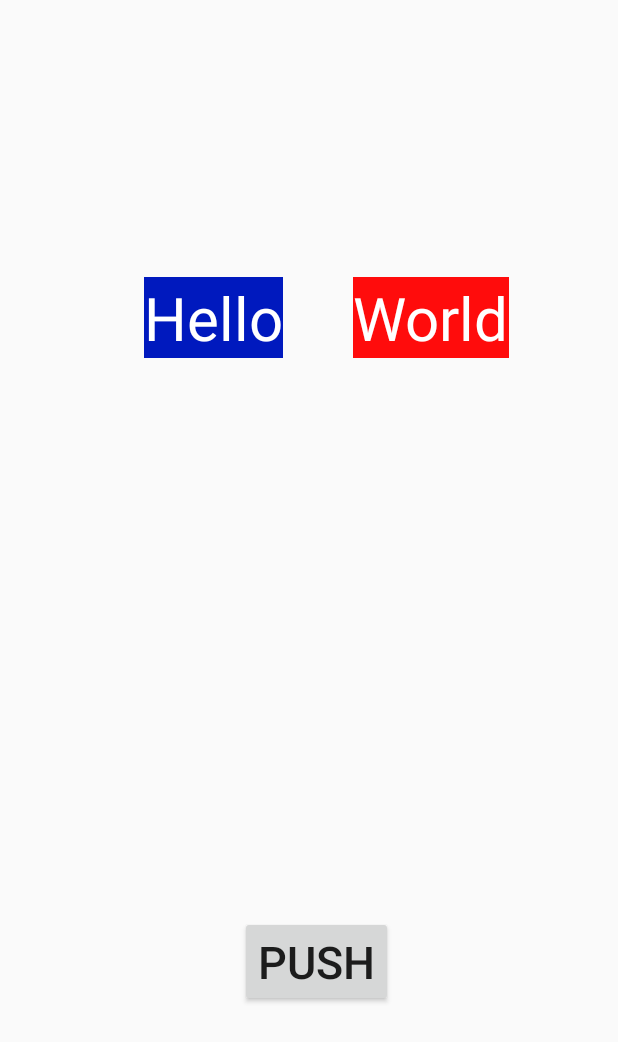
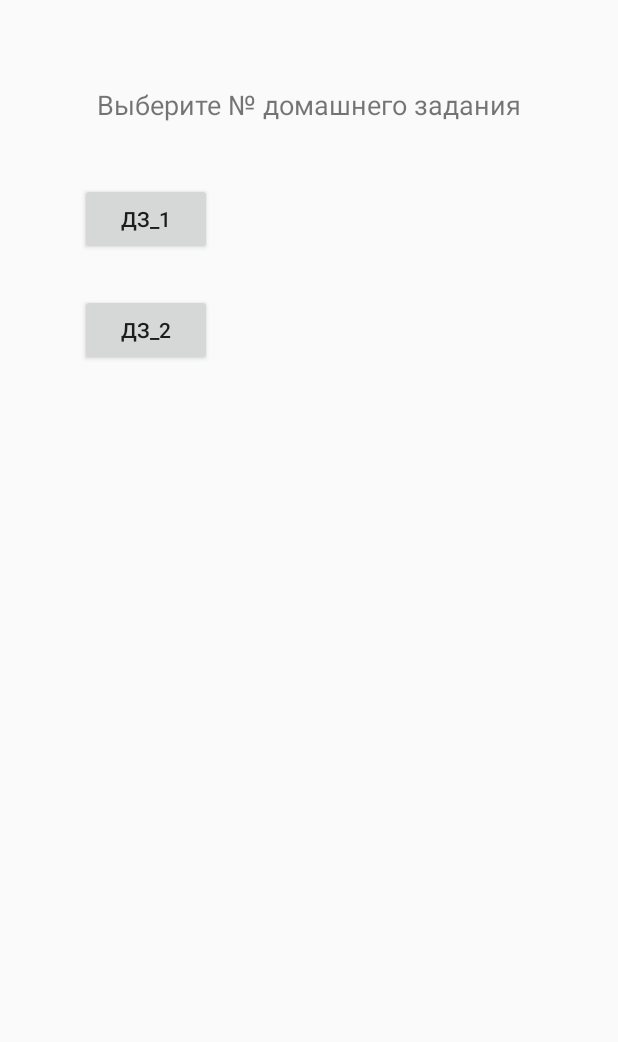
Before and after one commit to PaladinVCT/MyRepo, an Android app: the screen it shows after launch (FirstActivity before the commit, MenuActivity after it), on a phone screen of 412 x 824 dp. Shown: the top 1042 px of the screen. Run offline under Robolectric (Android 15) with nearby library versions, the phone set to English and light mode, and no system bars.

Commit message:
Добавлено активити Меню

```diff
--- a/app/src/main/java/android/itacademy/by/DZ1/FirstActivity.java
+++ b/app/src/main/java/android/itacademy/by/dz1/FirstActivity.java
@@ -1,12 +1,14 @@
-package android.itacademy.by.DZ1;
+package android.itacademy.by.dz1;
 
 import android.app.Activity;
 import android.graphics.drawable.Drawable;
+import android.itacademy.by.menu.R;
 import android.os.Bundle;
 import android.support.annotation.Nullable;
 import android.view.View;
 import android.widget.Button;
 import android.widget.TextView;
+
 
 
 public class FirstActivity extends Activity implements View.OnClickListener {
--- /dev/null
+++ b/app/src/main/java/android/itacademy/by/menu/MenuActivity.java
@@ -0,0 +1,34 @@
+package android.itacademy.by.menu;
+
+import android.app.Activity;
+import android.content.Intent;
+import android.itacademy.by.dz1.FirstActivity;
+import android.os.Bundle;
+import android.support.annotation.Nullable;
+import android.view.View;
+import android.widget.Button;
+
+public class MenuActivity extends Activity implements View.OnClickListener {
+    @Override
+    protected void onCreate(@Nullable Bundle savedInstanceState) {
+        super.onCreate(savedInstanceState);
+        setContentView(R.layout.menu);
+        Button buttonDz1 = findViewById(R.id.buttonDz1);
+        buttonDz1.setOnClickListener(this);
+
+
+    }
+
+    @Override
+    public void onClick(View v) {
+
+        switch (v.getId()){
+            case R.id.buttonDz1:
+            {
+                Intent intent = new Intent(this, FirstActivity.class);
+                startActivity(intent);
+            }
+        }
+
+    }
+}
--- /dev/null
+++ b/app/src/main/res/layout/menu.xml
@@ -0,0 +1,52 @@
+<?xml version="1.0" encoding="utf-8"?>
+<android.support.constraint.ConstraintLayout xmlns:android="http://schemas.android.com/apk/res/android"
+    xmlns:app="http://schemas.android.com/apk/res-auto"
+    xmlns:tools="http://schemas.android.com/tools"
+    android:layout_width="match_parent"
+    android:layout_height="match_parent">
+
+    <TextView
+        android:id="@+id/textView"
+        android:layout_width="wrap_content"
+        android:layout_height="wrap_content"
+        android:layout_marginStart="16dp"
+        android:layout_marginTop="16dp"
+        android:layout_marginEnd="16dp"
+        android:layout_marginBottom="16dp"
+        android:text="@string/chooseDz"
+        android:textSize="18sp"
+        app:layout_constraintBottom_toBottomOf="parent"
+        app:layout_constraintEnd_toEndOf="parent"
+        app:layout_constraintStart_toStartOf="parent"
+        app:layout_constraintTop_toTopOf="parent"
+        app:layout_constraintVertical_bias="0.054" />
+
+    <Button
+        android:id="@+id/buttonDz1"
+        android:layout_width="wrap_content"
+        android:layout_height="wrap_content"
+        android:layout_marginStart="16dp"
+        android:layout_marginTop="40dp"
+        android:layout_marginEnd="16dp"
+        android:text="@string/Dz1"
+        app:layout_constraintEnd_toEndOf="parent"
+        app:layout_constraintHorizontal_bias="0.128"
+        app:layout_constraintStart_toStartOf="parent"
+        app:layout_constraintTop_toBottomOf="@+id/textView" />
+
+    <Button
+        android:id="@+id/buttonDz2"
+        android:layout_width="wrap_content"
+        android:layout_height="wrap_content"
+        android:layout_marginStart="16dp"
+        android:layout_marginTop="16dp"
+        android:layout_marginEnd="16dp"
+        android:layout_marginBottom="16dp"
+        android:text="@string/Dz2"
+        app:layout_constraintBottom_toBottomOf="parent"
+        app:layout_constraintEnd_toEndOf="parent"
+        app:layout_constraintHorizontal_bias="0.128"
+        app:layout_constraintStart_toStartOf="parent"
+        app:layout_constraintTop_toBottomOf="@+id/buttonDz1"
+        app:layout_constraintVertical_bias="0.018" />
+</android.support.constraint.ConstraintLayout>
--- a/app/src/main/res/values/strings.xml
+++ b/app/src/main/res/values/strings.xml
@@ -3,4 +3,7 @@
     <string name="text1">Hello</string>
     <string name="text2">World</string>
     <string name="push">Push</string>
+    <string name="chooseDz">Выберите № домашнего задания</string>
+    <string name="Dz1">ДЗ_1</string>
+    <string name="Dz2">ДЗ_2</string>
 </resources>
```
Also changed, not shown: app/src/main/AndroidManifest.xml (+9 -2 lines), 4 other files.
